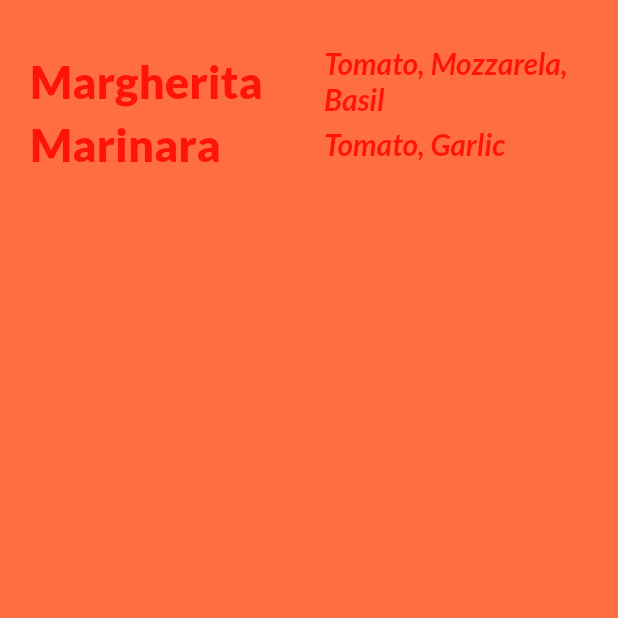
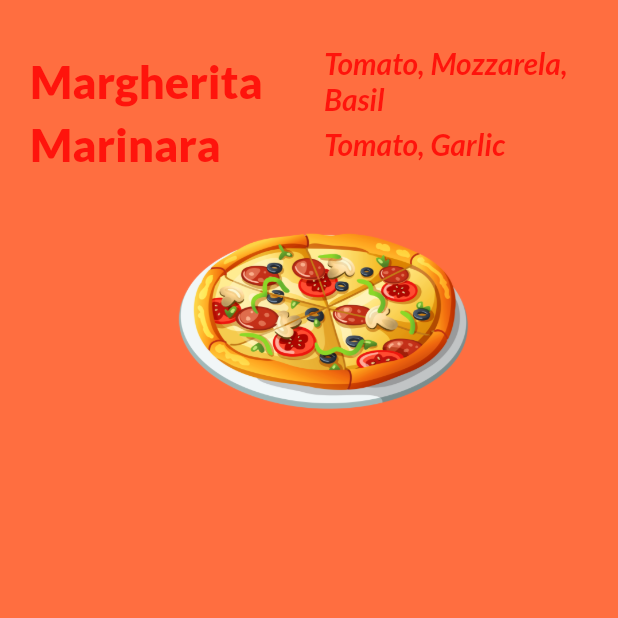
Before and after one commit to komangariana/flutter_ps, a Flutter app: the screen it shows after launch, on a phone screen of 412 x 824 dp, the top half of it. Run offline on Flutter 3.47's test engine with Material 2 defaults, Android fonts, the phone set to English and light mode, and no system bars.

Commit message:
Display image to UI.

```diff
--- a/lib/ui/home.dart
+++ b/lib/ui/home.dart
@@ -61,7 +61,8 @@ class Home extends StatelessWidget {
                   ),
                 ),
               )
-            ])
+            ]),
+            PizzaLogo(),
           ]
         )
 
@@ -69,3 +70,12 @@ class Home extends StatelessWidget {
     );
   }
 }
+
+class PizzaLogo extends StatelessWidget {
+  @override
+  Widget build(BuildContext context) {
+    AssetImage pizzaAsset = AssetImage('images/pizza.png');
+    Image image = Image(image: pizzaAsset, width: 200.0, height: 200.0);
+    return Container(child: image);
+  }
+}
--- a/pubspec.yaml
+++ b/pubspec.yaml
@@ -41,9 +41,8 @@ flutter:
   uses-material-design: true
 
   # To add assets to your application, add an assets section, like this:
-  # assets:
-  #  - images/a_dot_burr.jpeg
-  #  - images/a_dot_ham.jpeg
+  assets:
+   - images/pizza.png
 
   # An image asset can refer to one or more resolution-specific "variants", see
   # https://flutter.dev/assets-and-images/#resolution-aware.
```
Also changed, not shown: images/pizza.png (added), 1 other file.
